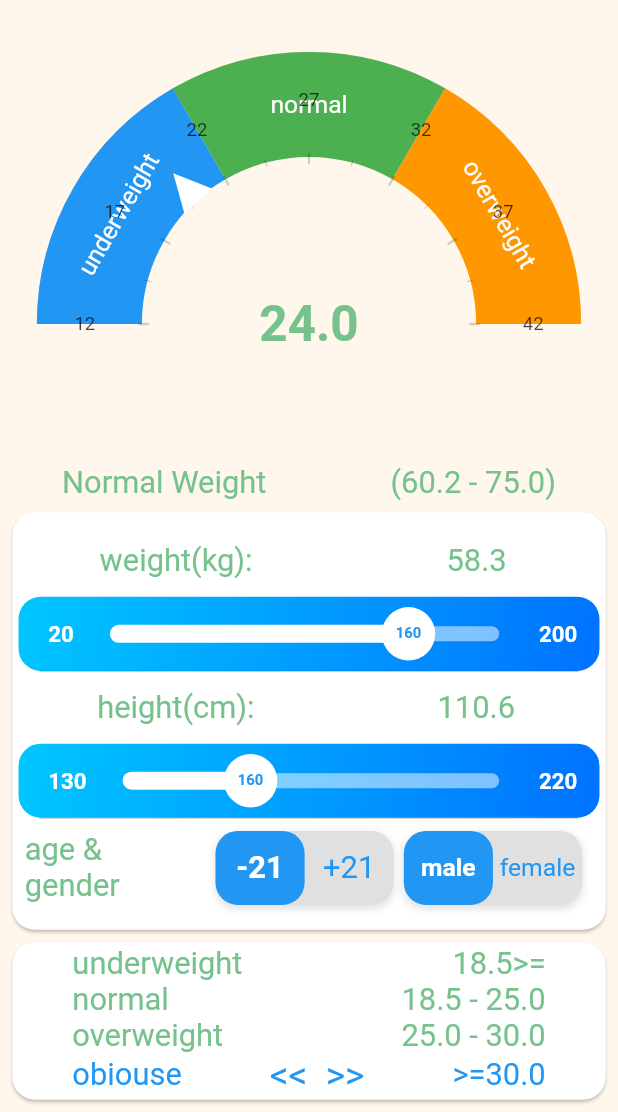
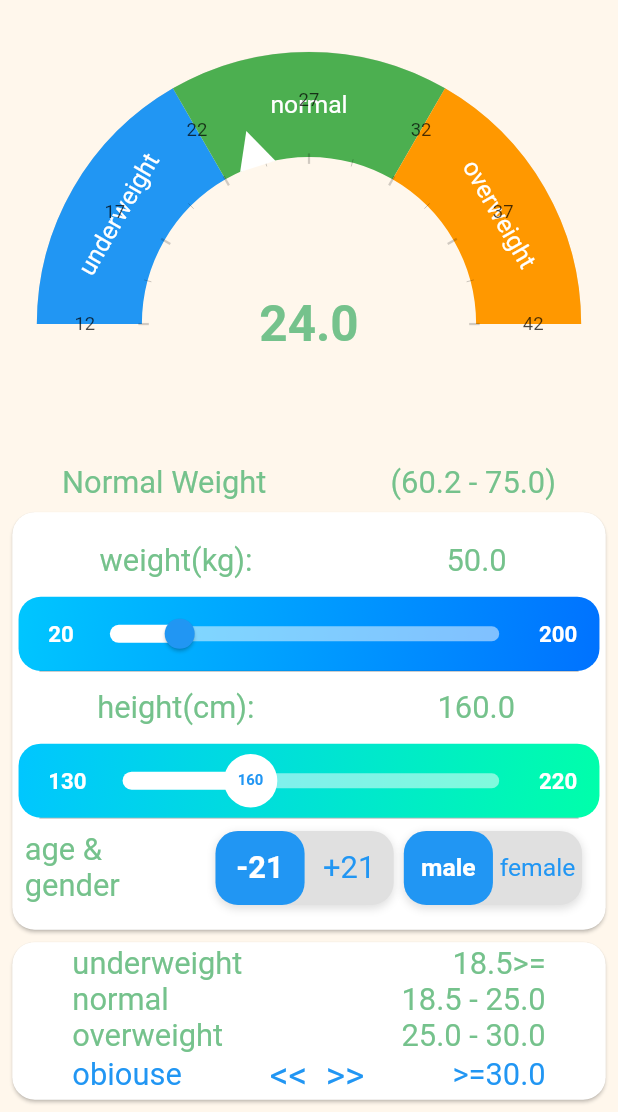
Before and after one commit to samad-nkarimi/BMI_flutter_app, a Flutter app: the screen it shows after launch, on a phone screen of 412 x 824 dp, the part 124-1236 px from its top. Run offline on Flutter 3.47's test engine with Material 2 defaults, Android fonts, the phone set to English and light mode, and no system bars; drawn by our look-alikes of flutter_toggle_tab, syncfusion_flutter_gauges; our stand-ins replace bloc, equatable, flutter_bloc, flutter_svg, numberpicker, share; missing offline and left inert: flutter_email_sender, store_redirect.

Commit message:
big changes has been saved

```diff
--- a/lib/main.dart
+++ b/lib/main.dart
@@ -35,7 +35,7 @@ class MyApp extends StatelessWidget {
               theme: AppTheme.lightTheme,
               home: AnnotatedRegion<SystemUiOverlayStyle>(
                 value: SystemUiOverlayStyle(
-                  statusBarColor: Colors.green,
+                  statusBarColor: Colors.transparent,
                   // systemNavigationBarColor: Color(0xff75C28C),
                   // systemNavigationBarDividerColor: Colors.transparent,
                   // systemNavigationBarIconBrightness: Brightness.light,
--- a/lib/screens/home_screen.dart
+++ b/lib/screens/home_screen.dart
@@ -6,9 +6,10 @@ import 'package:mbi_app/blocs/blocs.dart';
 import 'package:mbi_app/models/models.dart';
 import 'package:mbi_app/screens/drawer_screen.dart';
 import 'package:mbi_app/utils/size_config.dart';
+import 'package:mbi_app/widgets/slider_weight_widget.dart';
 import 'package:numberpicker/numberpicker.dart';
 
-import '../widgets/custom_slider.dart';
+import '../widgets/slider_height_widget.dart';
 import '../widgets/radial_gauge.dart';
 
 class MBIHome extends StatefulWidget {
@@ -140,9 +141,10 @@ class _MBIHomeState extends State<MBIHome> {
                           children: [
                             // segment weight
                             if (SizeConfig.isMobilePortrait)
-                              _propertyRowMobile(20, 200,
+                              _propertyRowMobileWeight(20, 200,
                                   name: "weight", unit: "kg"),
-                            _sliderTotal(20, 200, name: "weight", unit: "kg"),
+                            _sliderTotalWeight(20, 200,
+                                name: "weight", unit: "kg"),
                             Padding(
                               padding:
                                   const EdgeInsets.symmetric(horizontal: 18.0),
@@ -152,9 +154,10 @@ class _MBIHomeState extends State<MBIHome> {
 
                             // segment height
                             if (SizeConfig.isMobilePortrait)
-                              _propertyRowMobile(130, 220,
+                              _propertyRowMobileHeight(130, 220,
                                   name: "height", unit: "cm"),
-                            _sliderTotal(130, 220, name: "height", unit: "cm"),
+                            _sliderTotalHeight(130, 220,
+                                name: "height", unit: "cm"),
                             Padding(
                               padding:
                                   const EdgeInsets.symmetric(horizontal: 18.0),
@@ -259,8 +262,7 @@ class _MBIHomeState extends State<MBIHome> {
     return _categoryNumber;
   }
 
-  Widget _propertyRowMobile(int min, int max, {name, unit}) {
-    final parameter = name == "weight" ? Parameter.weight : Parameter.height;
+  Widget _propertyRowMobileWeight(int min, int max, {name, unit}) {
     return Row(
       mainAxisAlignment: MainAxisAlignment.spaceAround,
       children: [
@@ -276,40 +278,84 @@ class _MBIHomeState extends State<MBIHome> {
             return showDialog(
               context: context,
               builder: (ctx) {
-                return _DecimalExample(parameter, min, max);
+                return _DecimalExampleWeight(min, max);
               },
             ).then((value) {
               setState(() {
-                if (value != null && name == "weight")
-                  _currentWeightValue = value;
-                if (value != null && name == "height")
-                  _currentHeightValue = value;
+                _currentWeightValue = value;
               });
             });
           },
-          child: Text(
-            "${weightOrHeightValue(name)}",
-            style: Theme.of(context).textTheme.bodyText2,
+          child: BlocBuilder<BmiCalcBloc, BmiCalcState>(
+            builder: (context, state) {
+              final bmiModel =
+                  BlocProvider.of<BmiCalcBloc>(context).bmiCalcModel;
+              _currentWeightValue = bmiModel.weight;
+              return Text(
+                "$_currentWeightValue",
+                style: Theme.of(context).textTheme.bodyText2,
+              );
+            },
           ),
         ),
       ],
     );
   }
 
-  double weightOrHeightValue(String name) {
-    if (name == "weight")
-      return _currentWeightValue;
-    else
-      return _currentHeightValue;
+  Widget _propertyRowMobileHeight(int min, int max, {name, unit}) {
+    return Row(
+      mainAxisAlignment: MainAxisAlignment.spaceAround,
+      children: [
+        Padding(
+          padding: EdgeInsets.all(0.5 * SizeConfig.heightMultiplier),
+          child: Text(
+            "$name($unit): ",
+          ),
+        ),
+        //*********** decimalNumberPicker segment  ************/
+        TextButton(
+          onPressed: () {
+            return showDialog(
+              context: context,
+              builder: (ctx) {
+                return _DecimalExampleHeight(min, max);
+              },
+            ).then((value) {
+              setState(() {
+                _currentHeightValue = value;
+              });
+            });
+          },
+          child: BlocBuilder<BmiCalcBloc, BmiCalcState>(
+            builder: (context, state) {
+              final bmiModel =
+                  BlocProvider.of<BmiCalcBloc>(context).bmiCalcModel;
+              _currentHeightValue = bmiModel.height;
+              return Text(
+                "$_currentHeightValue",
+                style: Theme.of(context).textTheme.bodyText2,
+              );
+            },
+          ),
+        ),
+      ],
+    );
   }
 
-  Widget _sliderTotal(int min, int max, {name, unit}) {
+  // double weightOrHeightValue(String name) {
+  //   if (name == "weight")
+  //     return _currentWeightValue;
+  //   else
+  //     return _currentHeightValue;
+  // }
+// SliderWidgetWidget
+  Widget _sliderTotalHeight(int min, int max, {name, unit}) {
     return Row(
       children: [
         if (!SizeConfig.isMobilePortrait)
           Flexible(
             flex: 30,
-            child: _propertyRowMobile(min, max, name: name, unit: unit),
+            child: _propertyRowMobileHeight(min, max, name: name, unit: unit),
           ),
         Flexible(
           flex: 65,
@@ -317,8 +363,32 @@ class _MBIHomeState extends State<MBIHome> {
             padding: EdgeInsets.symmetric(
               horizontal: resWidth(1.0, 2.0),
             ),
-            child: SliderWidget(
-              Parameter.weight,
+            child: SliderHeightWidget(
+              sliderHeight: 6.0 * SizeConfig.heightMultiplier,
+              min: min,
+              max: max,
+            ),
+          ),
+        ),
+      ],
+    );
+  }
+
+  Widget _sliderTotalWeight(int min, int max, {name, unit}) {
+    return Row(
+      children: [
+        if (!SizeConfig.isMobilePortrait)
+          Flexible(
+            flex: 30,
+            child: _propertyRowMobileWeight(min, max, name: name, unit: unit),
+          ),
+        Flexible(
+          flex: 65,
+          child: Padding(
+            padding: EdgeInsets.symmetric(
+              horizontal: resWidth(1.0, 2.0),
+            ),
+            child: SliderWeightWidget(
               sliderHeight: 6.0 * SizeConfig.heightMultiplier,
               min: min,
               max: max,
@@ -450,18 +520,78 @@ class _MBIHomeState extends State<MBIHome> {
 }
 
 // ignore: must_be_immutable
-class _DecimalExample extends StatefulWidget {
+class _DecimalExampleWeight extends StatefulWidget {
   // double _value;
   int _min;
   int _max;
-  final Parameter parameterType;
-  _DecimalExample(this.parameterType, this._min, this._max);
+
+  _DecimalExampleWeight(this._min, this._max);
   @override
-  __DecimalExampleState createState() => __DecimalExampleState();
+  __DecimalExampleWeightState createState() => __DecimalExampleWeightState();
 }
 
-class __DecimalExampleState extends State<_DecimalExample> {
-  // double _currentDoubleValue;
+class __DecimalExampleWeightState extends State<_DecimalExampleWeight> {
+  double _currentValue;
+
+  @override
+  Widget build(BuildContext context) {
+    return BlocBuilder<BmiCalcBloc, BmiCalcState>(
+      builder: (context, state) {
+        final bmiModel = BlocProvider.of<BmiCalcBloc>(context).bmiCalcModel;
+        _currentValue = bmiModel.weight;
+        return AlertDialog(
+          title: Text('select weight',
+              style: Theme.of(context).textTheme.bodyText1),
+          actions: [
+            // TextButton(
+            //   onPressed: () {
+            //     Navigator.pop(context);
+            //   },
+            //   child: Text("cancell", style: Theme.of(context).textTheme.button),
+            // ),
+            TextButton(
+              onPressed: () {
+                Navigator.pop(context, _currentValue);
+              },
+              child: Text(
+                "ok",
+                style: Theme.of(context).textTheme.button,
+                textAlign: TextAlign.center,
+              ),
+            ),
+          ],
+          content: DecimalNumberPicker(
+            value: _currentValue,
+            minValue: widget._min,
+            maxValue: widget._max,
+            itemCount: 3,
+            decimalPlaces: 1,
+            onChanged: (value) {
+              setState(() => _currentValue = value);
+              bmiModel.weight = _currentValue;
+
+              BlocProvider.of<BmiCalcBloc>(context)
+                  .add(DataInputChanged(bmiModel));
+            },
+          ),
+        );
+      },
+    );
+  }
+}
+
+class _DecimalExampleHeight extends StatefulWidget {
+  // double _value;
+  int _min;
+  int _max;
+
+  _DecimalExampleHeight(this._min, this._max);
+  @override
+  __DecimalExampleHeightState createState() => __DecimalExampleHeightState();
+}
+
+class __DecimalExampleHeightState extends State<_DecimalExampleHeight> {
+  // double _currentValue;
   int _minValue;
   int _maxValue;
   @override
@@ -479,14 +609,17 @@ class __DecimalExampleState extends State<_DecimalExample> {
         final bmiModel = BlocProvider.of<BmiCalcBloc>(context).bmiCalcModel;
         return AlertDialog(
           title: Text('select weight',
+              textAlign: TextAlign.center,
               style: Theme.of(context).textTheme.bodyText1),
           actions: [
-            TextButton(
-              onPressed: () {
-                Navigator.pop(context);
-              },
-              child: Text("cancell", style: Theme.of(context).textTheme.button),
-            ),
+            // TextButton(
+            //   onPressed: () {
+            //     Navigator.pop(
+            //       context,
+            //     );
+            //   },
+            //   child: Text("cancell", style: Theme.of(context).textTheme.button),
+            // ),
             TextButton(
               onPressed: () {
                 Navigator.pop(context, bmiModel.height);
@@ -508,10 +641,7 @@ class __DecimalExampleState extends State<_DecimalExample> {
                 // setState(
                 //   () => _currentDoubleValue = value,
                 // );
-                if (widget.parameterType == Parameter.weight)
-                  bmiModel.weight = value;
-                else
-                  bmiModel.height = value;
+                bmiModel.height = value;
                 BlocProvider.of<BmiCalcBloc>(context)
                     .add(DataInputChanged(bmiModel));
               }),
--- a/lib/widgets/radial_gauge.dart
+++ b/lib/widgets/radial_gauge.dart
@@ -31,6 +31,11 @@ class RadialGauge extends StatelessWidget {
   Widget build(BuildContext context) {
     final _width = resHeight(8.5, 10.0);
     print("gauge repainted ------------------------------------- ");
+    return BlocBuilder<BmiCalcBloc, BmiCalcState>(
+      builder: (context, state) {
+        final double bmiValue =
+            state is BmiCalculated ? (state.bmiValue ?? 20) : 24;
+
         return SfRadialGauge(
           axes: <RadialAxis>[
             RadialAxis(
@@ -84,7 +89,7 @@ class RadialGauge extends StatelessWidget {
               ],
               pointers: <GaugePointer>[
                 MarkerPointer(
-              value: 20,
+                  value: bmiValue,
                   markerHeight: resHeight(3.0, 4.0),
                   markerWidth: resHeight(3.0, 4.0),
                   markerType: MarkerType.triangle,
@@ -94,12 +99,7 @@ class RadialGauge extends StatelessWidget {
               ],
               annotations: <GaugeAnnotation>[
                 GaugeAnnotation(
-              widget: BlocBuilder<BmiCalcBloc, BmiCalcState>(
-                builder: (context, state) {
-                  final double bmiValue =
-                      state is BmiCalculated ? (state.bmiValue ?? 20) : 24;
-
-                  return Container(
+                  widget: Container(
                     padding: EdgeInsets.all(0.5 * SizeConfig.heightMultiplier),
                     // decoration: BoxDecoration(
                     //     border: Border.all(color: Colors.blueAccent, width: 3),
@@ -110,8 +110,6 @@ class RadialGauge extends StatelessWidget {
                           fontSize: resText(4.0, 4.0),
                           fontWeight: FontWeight.bold),
                     ),
-                  );
-                },
                   ),
                   angle: 90,
                   positionFactor: 0.0,
@@ -120,5 +118,7 @@ class RadialGauge extends StatelessWidget {
             )
           ],
         );
+      },
+    );
   }
 }
--- /dev/null
+++ b/lib/widgets/slider_height_widget.dart
@@ -0,0 +1,144 @@
+import 'package:flutter/material.dart';
+import 'package:flutter_bloc/flutter_bloc.dart';
+import 'package:mbi_app/blocs/blocs.dart';
+
+import 'custom_slider_thumb_circle.dart';
+
+class SliderHeightWidget extends StatefulWidget {
+  final double sliderHeight;
+  final int min;
+  final int max;
+  final fullWidth;
+
+  SliderHeightWidget({
+    this.sliderHeight = 48,
+    this.max = 220,
+    this.min = 20,
+    this.fullWidth = true,
+  });
+
+  @override
+  _SliderHeightWidgetState createState() => _SliderHeightWidgetState();
+}
+
+class _SliderHeightWidgetState extends State<SliderHeightWidget> {
+  double _value = 0.0;
+
+  @override
+  Widget build(BuildContext context) {
+    double paddingFactor = .1;
+
+    if (this.widget.fullWidth) paddingFactor = .3;
+
+    return Container(
+      width: this.widget.fullWidth
+          ? double.infinity
+          : (this.widget.sliderHeight) * 5.5,
+      height: (this.widget.sliderHeight),
+      decoration: new BoxDecoration(
+        borderRadius: new BorderRadius.all(
+          Radius.circular((this.widget.sliderHeight * .3)),
+        ),
+        gradient: new LinearGradient(
+            colors: [
+              const Color(0xFF00c6ff),
+              const Color(0xFF00ffaa),
+            ],
+            begin: const FractionalOffset(0.0, 0.0),
+            end: const FractionalOffset(1.0, 1.00),
+            stops: [0.0, 1.0],
+            tileMode: TileMode.clamp),
+      ),
+      child: Padding(
+        padding: EdgeInsets.fromLTRB(this.widget.sliderHeight * paddingFactor,
+            2, this.widget.sliderHeight * paddingFactor, 2),
+        child: Row(
+          children: <Widget>[
+            Padding(
+              padding: const EdgeInsets.only(left: 5),
+              child: Text(
+                '${this.widget.min}',
+                textAlign: TextAlign.center,
+                style: TextStyle(
+                  fontSize: this.widget.sliderHeight * .3,
+                  fontWeight: FontWeight.w700,
+                  color: Colors.white,
+                ),
+              ),
+            ),
+            // SizedBox(
+            //   width: this.widget.sliderHeight * .1,
+            // ),
+            Expanded(
+              child: Center(
+                child: SliderTheme(
+                  data: SliderTheme.of(context).copyWith(
+                    activeTrackColor: Colors.white.withOpacity(1),
+                    inactiveTrackColor: Colors.white.withOpacity(.5),
+                    trackHeight: 10.0,
+                    thumbShape: CustomSliderThumbCircle(
+                      thumbRadius: this.widget.sliderHeight * .4,
+                      min: this.widget.min,
+                      max: this.widget.max,
+                    ),
+                    // overlayShape: CustomSliderThumbCircle(
+                    //   thumbRadius: this.widget.sliderHeight * .3,
+                    //   min: this.widget.min,
+                    //   max: this.widget.max,
+                    // ),
+                    overlayColor: Colors.white.withOpacity(.4),
+                    // thumbColor: Colors.black,
+                    activeTickMarkColor: Colors.white,
+                    inactiveTickMarkColor: Colors.red.withOpacity(.7),
+                    valueIndicatorShape: PaddleSliderValueIndicatorShape(),
+                    valueIndicatorColor: Colors.blueAccent,
+                    valueIndicatorTextStyle: TextStyle(
+                      color: Colors.white,
+                    ),
+                  ),
+                  child: BlocBuilder<BmiCalcBloc, BmiCalcState>(
+                    builder: (context, state) {
+                      final bmiModel =
+                          BlocProvider.of<BmiCalcBloc>(context).bmiCalcModel;
+                      _value = bmiModel.height;
+                      print(
+                          "$_value *******************************************");
+                      return Slider(
+                        value:
+                            (_value - widget.min) / (widget.max - widget.min),
+                        label: '${(_value).toStringAsFixed(1)}',
+                        divisions: (widget.max - widget.min) * 2,
+                        onChanged: (value) {
+                          setState(() {
+                            _value = value;
+                          });
+
+                          bmiModel.height =
+                              widget.min + value * (widget.max - widget.min);
+                          BlocProvider.of<BmiCalcBloc>(context)
+                              .add(DataInputChanged(bmiModel));
+                        },
+                      );
+                    },
+                  ),
+                ),
+              ),
+            ),
+            SizedBox(
+              width: this.widget.sliderHeight * .05,
+            ),
+            Text(
+              '${this.widget.max}',
+              textAlign: TextAlign.center,
+              style: TextStyle(
+                fontSize: this.widget.sliderHeight * .3,
+                fontWeight: FontWeight.w700,
+                color: Colors.white,
+              ),
+            ),
+          ],
+        ),
+      ),
+    );
+  }
+}
--- a/lib/widgets/custom_slider.dart
+++ b/lib/widgets/slider_weight_widget.dart
@@ -1,21 +1,16 @@
 import 'package:flutter/material.dart';
 import 'package:flutter_bloc/flutter_bloc.dart';
 import 'package:mbi_app/blocs/blocs.dart';
-import 'package:mbi_app/models/bmi_calc.dart';
-import 'package:mbi_app/utils/size_config.dart';
 import 'custom_slider_thumb_circle.dart';
 
-enum Parameter { weight, height }
-
-class SliderWidget extends StatefulWidget {
+class SliderWeightWidget extends StatefulWidget {
   final double sliderHeight;
   final int min;
   final int max;
   final fullWidth;
-  final Parameter parameterType;
+  // final Parameter parameterType;
 
-  SliderWidget(
-    this.parameterType, {
+  SliderWeightWidget({
     this.sliderHeight = 48,
     this.max = 220,
     this.min = 20,
@@ -23,10 +18,10 @@ class SliderWidget extends StatefulWidget {
   });
 
   @override
-  _SliderWidgetState createState() => _SliderWidgetState();
+  _SliderWeightWidgetState createState() => _SliderWeightWidgetState();
 }
 
-class _SliderWidgetState extends State<SliderWidget> {
+class _SliderWeightWidgetState extends State<SliderWeightWidget> {
   double _value = 0.0;
 
   @override
@@ -81,11 +76,11 @@ class _SliderWidgetState extends State<SliderWidget> {
                     activeTrackColor: Colors.white.withOpacity(1),
                     inactiveTrackColor: Colors.white.withOpacity(.5),
                     trackHeight: 10.0,
-                    thumbShape: CustomSliderThumbCircle(
-                      thumbRadius: this.widget.sliderHeight * .4,
-                      min: this.widget.min,
-                      max: this.widget.max,
-                    ),
+                    // thumbShape: CustomSliderThumbCircle(
+                    //   thumbRadius: this.widget.sliderHeight * .4,
+                    //   min: this.widget.min,
+                    //   max: this.widget.max,
+                    // ),
                     // overlayShape: CustomSliderThumbCircle(
                     //   thumbRadius: this.widget.sliderHeight * .3,
                     //   min: this.widget.min,
@@ -105,26 +100,22 @@ class _SliderWidgetState extends State<SliderWidget> {
                     builder: (context, state) {
                       final bmiModel =
                           BlocProvider.of<BmiCalcBloc>(context).bmiCalcModel;
-                      _value = widget.parameterType == Parameter.weight
-                          ? bmiModel.height
-                          : bmiModel.weight;
+                      _value = bmiModel.weight;
                       print(
                           "$_value *******************************************");
                       return Slider(
                         value:
                             (_value - widget.min) / (widget.max - widget.min),
-                        label: '${(_value).toStringAsFixed(1)}',
+                        // label: '${(_value).toStringAsFixed(1)}',
                         divisions: (widget.max - widget.min) * 2,
                         onChanged: (value) {
                           setState(() {
                             _value = value;
                           });
-                          if (widget.parameterType == Parameter.weight)
-                            bmiModel.weight =
-                                widget.min + value * (widget.max - widget.min);
-                          else
-                            bmiModel.height =
-                                widget.min + value * (widget.max - widget.min);
+
+                          bmiModel.weight =
+                              widget.min + value * (widget.max - widget.min);
+
                           BlocProvider.of<BmiCalcBloc>(context)
                               .add(DataInputChanged(bmiModel));
                         },
```
Lines whose indentation alone changed are shown as unchanged.
